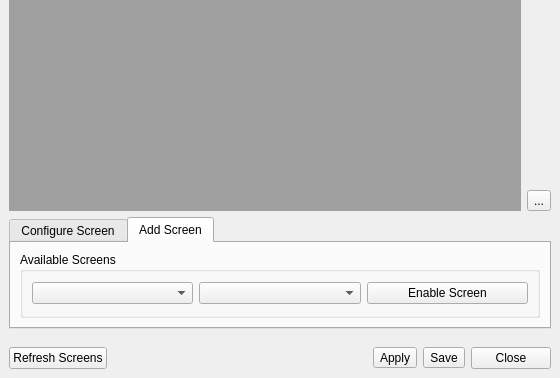
This is src-qt5/core-utils/lumina-xconfig/MainUI.ui in lumina-desktop/lumina as Qt 5 draws it before an edit; both pictures show x 0 to 560 and y 170 to 548 of the 560 by 548 pixel window. The edited form follows.
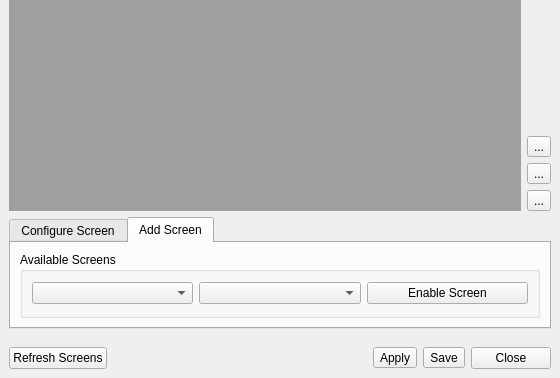
This is the edited form. Icons and pictures are not drawn.

Commit message: Get the tiling options all working for lumina-xconfig. All good to go now.

Diff of the .ui file:
```diff
--- a/src-qt5/core-utils/lumina-xconfig/MainUI.ui
+++ b/src-qt5/core-utils/lumina-xconfig/MainUI.ui
@@ -65,6 +65,26 @@
           </property>
          </spacer>
         </item>
+        <item>
+         <widget class="QToolButton" name="tool_tileX">
+          <property name="text">
+           <string notr="true">...</string>
+          </property>
+          <property name="icon">
+           <iconset theme="format-view-column"/>
+          </property>
+         </widget>
+        </item>
+        <item>
+         <widget class="QToolButton" name="tool_tileY">
+          <property name="text">
+           <string notr="true">...</string>
+          </property>
+          <property name="icon">
+           <iconset theme="format-view-agenda"/>
+          </property>
+         </widget>
+        </item>
         <item>
          <widget class="QToolButton" name="tool_tile">
           <property name="toolTip">
```
Left out of the diff: 4 changed lines with no effect on the pictures. The commit also changes 2 other files.
